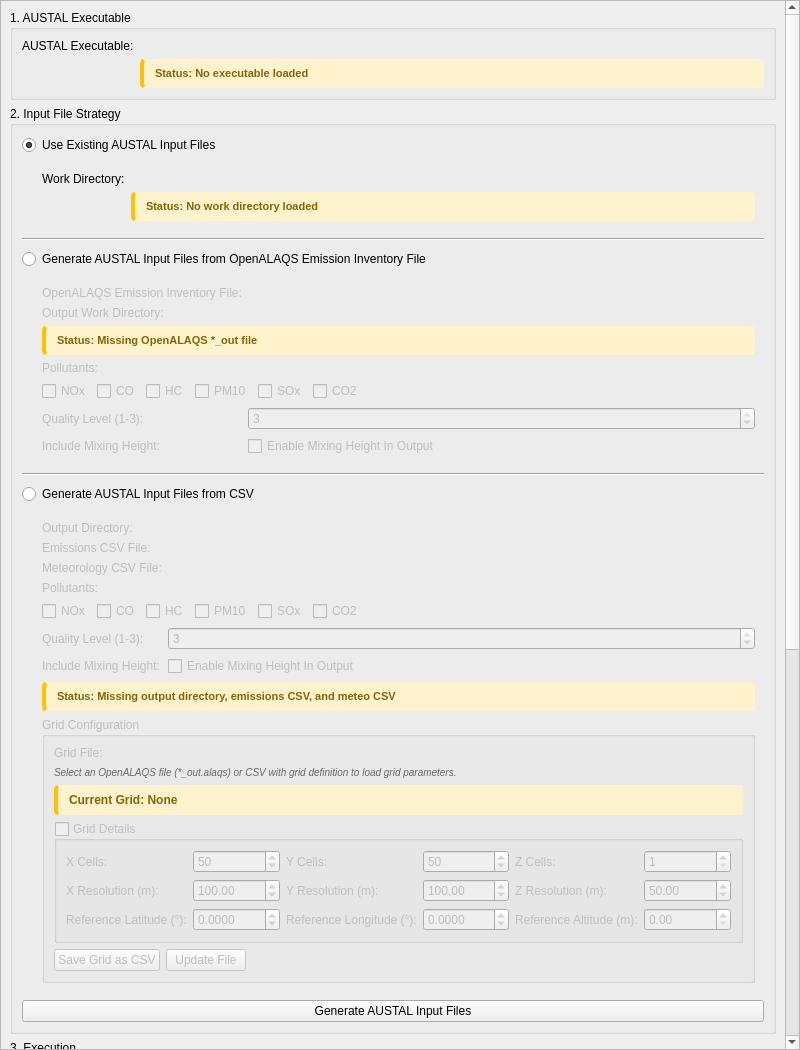
This is open_alaqs/ui/ui_run_austal.ui in eurocontrol-asu/open_alaqs as Qt 5 draws it before an edit. The edited form follows.
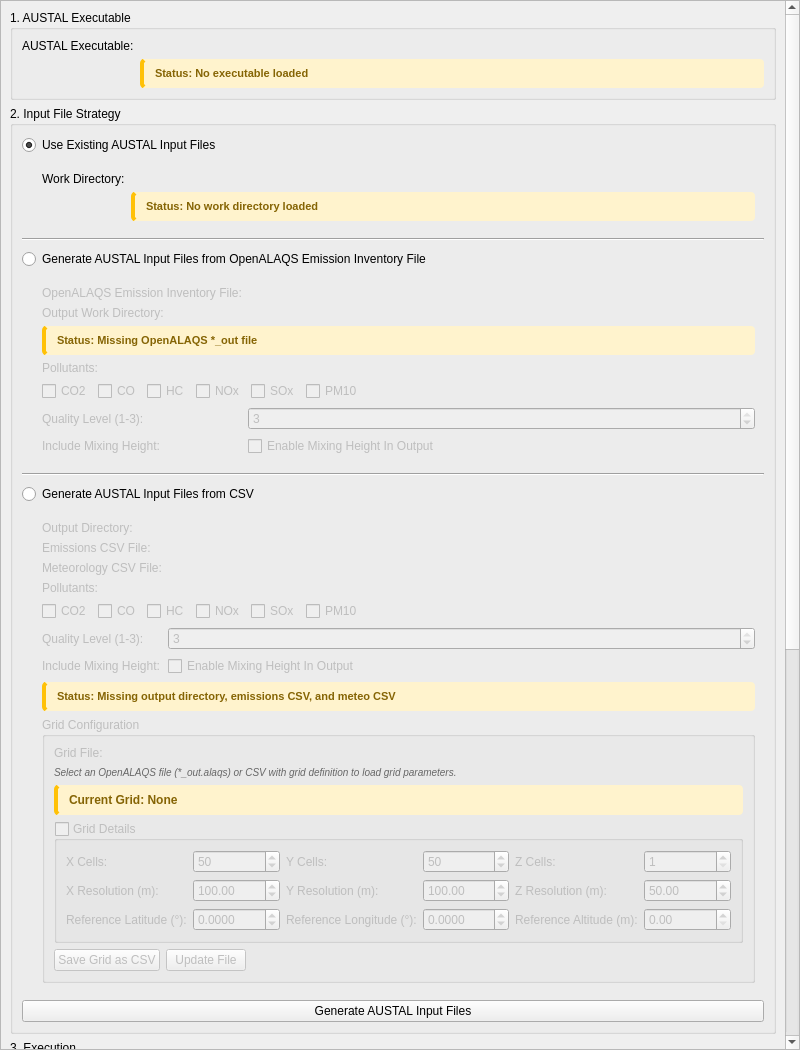
This is the edited form. Custom widgets are drawn as their Qt base class.

Commit message: [fix] Fixed and matched the order of the pollutants and how they are stored to pass the tests

The edit to the form file:
```diff
--- a/open_alaqs/ui/ui_run_austal.ui
+++ b/open_alaqs/ui/ui_run_austal.ui
@@ -258,10 +258,10 @@
          </item>
          <item row="4" column="0" colspan="2">
           <layout class="QHBoxLayout" name="alaqsPollutantCheckboxLayout">
-           <item>
-            <widget class="QCheckBox" name="alaqs_pollutant_nox">
+          <item>
+            <widget class="QCheckBox" name="alaqs_pollutant_co2">
              <property name="text">
-              <string>NOx</string>
+              <string>CO2</string>
              </property>
             </widget>
            </item>
@@ -280,9 +280,9 @@
             </widget>
            </item>
            <item>
-            <widget class="QCheckBox" name="alaqs_pollutant_pm10">
+            <widget class="QCheckBox" name="alaqs_pollutant_nox">
              <property name="text">
-              <string>PM10</string>
+              <string>NOx</string>
              </property>
             </widget>
            </item>
@@ -294,9 +294,9 @@
             </widget>
            </item>
            <item>
-            <widget class="QCheckBox" name="alaqs_pollutant_co2">
+            <widget class="QCheckBox" name="alaqs_pollutant_pm10">
              <property name="text">
-              <string>CO2</string>
+              <string>PM10</string>
              </property>
             </widget>
            </item>
@@ -443,10 +443,10 @@
          </item>
          <item row="4" column="0" colspan="2">
           <layout class="QHBoxLayout" name="pollutantCheckboxLayout">
-           <item>
-            <widget class="QCheckBox" name="pollutant_nox">
+          <item>
+            <widget class="QCheckBox" name="pollutant_co2">
              <property name="text">
-              <string>NOx</string>
+              <string>CO2</string>
              </property>
             </widget>
            </item>
@@ -465,9 +465,9 @@
             </widget>
            </item>
            <item>
-            <widget class="QCheckBox" name="pollutant_pm10">
+            <widget class="QCheckBox" name="pollutant_nox">
              <property name="text">
-              <string>PM10</string>
+              <string>NOx</string>
              </property>
             </widget>
            </item>
@@ -479,9 +479,9 @@
             </widget>
            </item>
            <item>
-            <widget class="QCheckBox" name="pollutant_co2">
+            <widget class="QCheckBox" name="pollutant_pm10">
              <property name="text">
-              <string>CO2</string>
+              <string>PM10</string>
              </property>
             </widget>
            </item>
```
Left out of the diff: 8 changed lines with no effect on the pictures. The commit also changes 1 other file.
